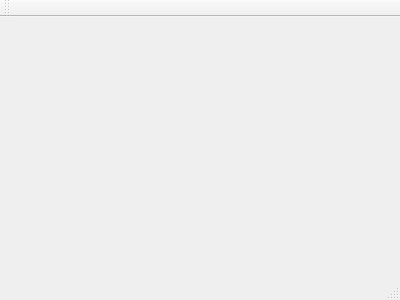
Above: mainwindow.ui from MaciekMr/raspi-alarm before the change. Below: the same form after it.
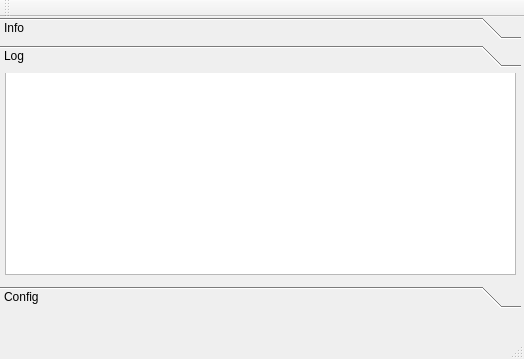
That is the form after the change. Custom widgets are drawn as their Qt base class.

What changed in the file:
```diff
--- a/mainwindow.ui
+++ b/mainwindow.ui
@@ -1,24 +1,119 @@
 <ui version="4.0">
  <class>MainWindow</class>
- <widget class="QMainWindow" name="MainWindow" >
-  <property name="geometry" >
+ <widget class="QMainWindow" name="MainWindow">
+  <property name="geometry">
    <rect>
     <x>0</x>
     <y>0</y>
-    <width>400</width>
-    <height>300</height>
+    <width>524</width>
+    <height>359</height>
    </rect>
   </property>
   <property name="windowTitle" >
    <string>MainWindow</string>
   </property>
-  <widget class="QMenuBar" name="menuBar" />
-  <widget class="QToolBar" name="mainToolBar" />
-  <widget class="QWidget" name="centralWidget" />
-  <widget class="QStatusBar" name="statusBar" />
+  <widget class="QWidget" name="centralWidget">
+   <widget class="QToolBox" name="toolBox">
+    <property name="geometry">
+     <rect>
+      <x>0</x>
+      <y>0</y>
+      <width>521</width>
+      <height>291</height>
+     </rect>
+    </property>
+    <property name="currentIndex">
+     <number>1</number>
+    </property>
+    <widget class="CInfoPanel" name="Info">
+     <property name="geometry">
+      <rect>
+       <x>0</x>
+       <y>0</y>
+       <width>521</width>
+       <height>195</height>
+      </rect>
+     </property>
+     <attribute name="label">
+      <string>Info</string>
+     </attribute>
+    </widget>
+    <widget class="CLogPanel" name="Log">
+     <property name="geometry">
+      <rect>
+       <x>0</x>
+       <y>0</y>
+       <width>521</width>
+       <height>195</height>
+      </rect>
+     </property>
+     <attribute name="label">
+      <string>Log</string>
+     </attribute>
+     <widget class="CLogFrame" name="textBrowser">
+      <property name="geometry">
+       <rect>
+        <x>5</x>
+        <y>-9</y>
+        <width>511</width>
+        <height>211</height>
+       </rect>
+      </property>
+     </widget>
+    </widget>
+    <widget class="CConfigPanel" name="Config">
+     <attribute name="label">
+      <string>Config</string>
+     </attribute>
+    </widget>
+   </widget>
+  </widget>
+  <widget class="QMenuBar" name="menuBar">
+   <property name="geometry">
+    <rect>
+     <x>0</x>
+     <y>0</y>
+     <width>524</width>
+     <height>23</height>
+    </rect>
+   </property>
+  </widget>
+  <widget class="QToolBar" name="mainToolBar">
+   <attribute name="toolBarArea">
+    <enum>TopToolBarArea</enum>
+   </attribute>
+   <attribute name="toolBarBreak">
+    <bool>false</bool>
+   </attribute>
+  </widget>
+  <widget class="QStatusBar" name="statusBar"/>
  </widget>
- <layoutDefault spacing="6" margin="11" />
- <pixmapfunction></pixmapfunction>
+ <layoutdefault spacing="6" margin="11"/>
+ <customwidgets>
+  <customwidget>
+   <class>CConfigPanel</class>
+   <extends>QWidget</extends>
+   <header>configpanel.h</header>
+   <container>1</container>
+  </customwidget>
+  <customwidget>
+   <class>CInfoPanel</class>
+   <extends>QWidget</extends>
+   <header>infopanel.h</header>
+   <container>1</container>
+  </customwidget>
+  <customwidget>
+   <class>CLogPanel</class>
+   <extends>QWidget</extends>
+   <header>logpanel.h</header>
+   <container>1</container>
+  </customwidget>
+  <customwidget>
+   <class>CLogFrame</class>
+   <extends>QTextBrowser</extends>
+   <header>logframe.h</header>
+  </customwidget>
+ </customwidgets>
  <resources/>
  <connections/>
 </ui>
```
Left out of the diff: 3 changed lines with no effect on the pictures.
